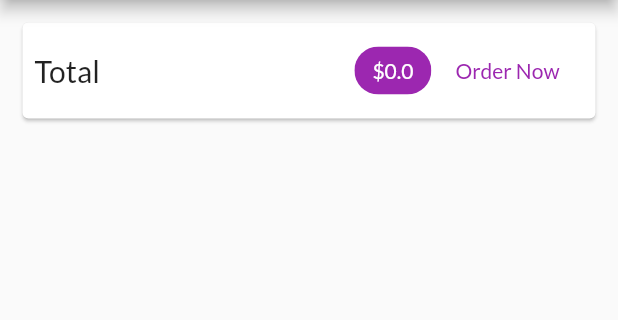
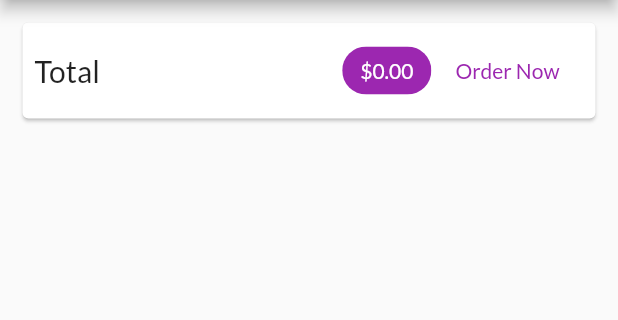
Before and after one commit to Vortex1806/ShoppingApp-flutter, a Flutter app: the screen it shows after launch, in the side drawer, after a tap on the "shopping cart" icon, on a phone screen of 412 x 824 dp, the part 84-404 px from its top. Run offline on Flutter 3.47's test engine with Material 2 defaults, Android fonts, the phone set to English and light mode, and no system bars; network calls fail.

Commit message:
added admin page

```diff
--- a/lib/main.dart
+++ b/lib/main.dart
@@ -1,4 +1,5 @@
 import 'package:flutter/material.dart';
+import 'package:flutter_complete_guide/screens/admin_products_screen.dart';
 import 'package:flutter_complete_guide/screens/orders_screen.dart';
 import 'package:provider/provider.dart';
 
@@ -35,6 +36,7 @@ class MyApp extends StatelessWidget {
             ProductDetail.routeName: (context) => ProductDetail(),
             CartScreen.routeName: (context) => CartScreen(),
             OrdersScreen.routeName:(context) => OrdersScreen(),
+            UserProductsScreen.routeName:(context) => UserProductsScreen(),
           },
         ));
   }
--- a/lib/providers/Product.dart
+++ b/lib/providers/Product.dart
@@ -14,7 +14,7 @@ class Product with ChangeNotifier {
     @required this.description,
     @required this.price,
     @required this.imageUrl,
-    this.isFavorite,
+    this.isFavorite =  false,
   });
 
   void toggleFavorite() {
--- a/lib/screens/cart_screen.dart
+++ b/lib/screens/cart_screen.dart
@@ -36,7 +36,7 @@ class CartScreen extends StatelessWidget {
                   Spacer(),
                   Chip(
                     label: Text(
-                      '\$${cart.totalAmount}',
+                      '\$${cart.totalAmount.toStringAsFixed(2)}',
                       style: TextStyle(
                           color: Theme.of(context)
                               .primaryTextTheme
--- a/lib/screens/products_overview_screen.dart
+++ b/lib/screens/products_overview_screen.dart
@@ -20,10 +20,10 @@ class ProductsScreen extends StatefulWidget {
 }
 
 class _ProductsScreenState extends State<ProductsScreen> {
+    var _showonlyFavorites = false;
   @override
   Widget build(BuildContext context) {
     // final productscontainer = Provider.of<Products>(context, listen: false);
-    var _showonlyFavorites = false;
     return Scaffold(
       appBar: AppBar(
         backgroundColor: Theme.of(context).primaryColor,
--- a/lib/widgets/app_drawer.dart
+++ b/lib/widgets/app_drawer.dart
@@ -1,4 +1,5 @@
 import 'package:flutter/material.dart';
+import 'package:flutter_complete_guide/screens/admin_products_screen.dart';
 import 'package:flutter_complete_guide/screens/cart_screen.dart';
 import 'package:flutter_complete_guide/screens/orders_screen.dart';
 
@@ -23,6 +24,7 @@ class AppDrawer extends StatelessWidget {
               onTap: () {
                 Navigator.of(context).pushReplacementNamed('/');
               }),
+          Divider(),
           ListTile(
               leading: Icon(Icons.shopping_cart),
               title: Text('Cart'),
@@ -30,6 +32,7 @@ class AppDrawer extends StatelessWidget {
                 Navigator.of(context)
                     .pushReplacementNamed(CartScreen.routeName);
               }),
+          Divider(),
           ListTile(
               leading: Icon(Icons.add_box),
               title: Text('Orders'),
@@ -37,6 +40,14 @@ class AppDrawer extends StatelessWidget {
                 Navigator.of(context)
                     .pushReplacementNamed(OrdersScreen.routeName);
               }),
+          Divider(),
+          ListTile(
+              leading: Icon(Icons.admin_panel_settings),
+              title: Text('Admin'),
+              onTap: () {
+                Navigator.of(context)
+                    .pushReplacementNamed(UserProductsScreen.routeName);
+              }),
         ],
       ),
     );
--- a/lib/widgets/product_item.dart
+++ b/lib/widgets/product_item.dart
@@ -36,9 +36,9 @@ class ProductItem extends StatelessWidget {
             //widget to add at start of the bar = leading
             //only changing one widget
             leading: Consumer<Product>(
-              builder: (ctx, Product, child) => IconButton(
+              builder: (ctx, Product, _) => IconButton(
                 //use ctx here
-                color: Theme.of(context).colorScheme.secondary,
+                color: Theme.of(context).accentColor,
                 // color: Colors.deepOrange,
                 icon: Icon(product.isFavorite
                     ? Icons.favorite
@@ -57,8 +57,19 @@ class ProductItem extends StatelessWidget {
               icon: Icon(Icons.shopping_cart),
               onPressed: () {
                 cart.addItem(product.id, product.price, product.title);
+                ScaffoldMessenger.of(context).hideCurrentSnackBar();
+                ScaffoldMessenger.of(context).showSnackBar(SnackBar(
+                  content: Text('Added Item to cart'),
+                  duration: Duration(seconds: 2),
+                  action: SnackBarAction(
+                    label: 'Undo',
+                    onPressed: () {
+                      cart.removeSingleItem(product.id);
+                    },
+                  ),
+                ));
               },
-              color: Theme.of(context).colorScheme.secondary,
+              color: Theme.of(context).accentColor,
             ),
           ),
         ));
```
Also changed, not shown: lib/providers/cart.dart (+19 -0 lines), lib/screens/admin_products_screen.dart (added, +29 -0 lines), lib/widgets/admin_page_list.dart (added, +32 -0 lines), lib/widgets/cart_item.dart (+22 -0 lines).
